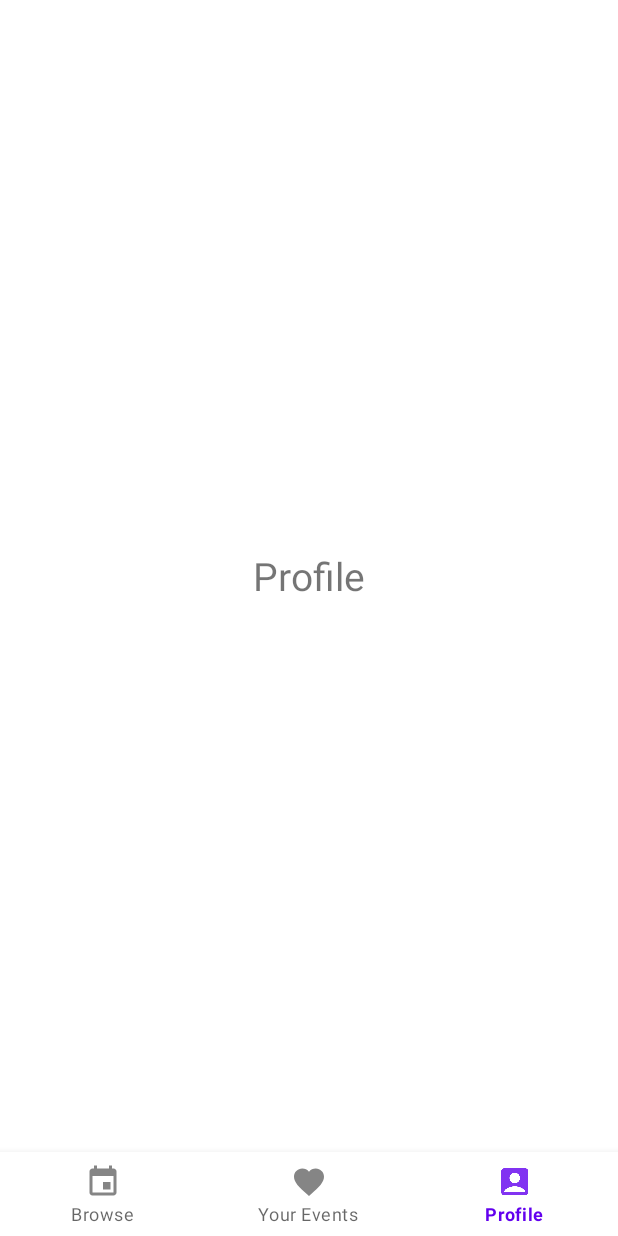
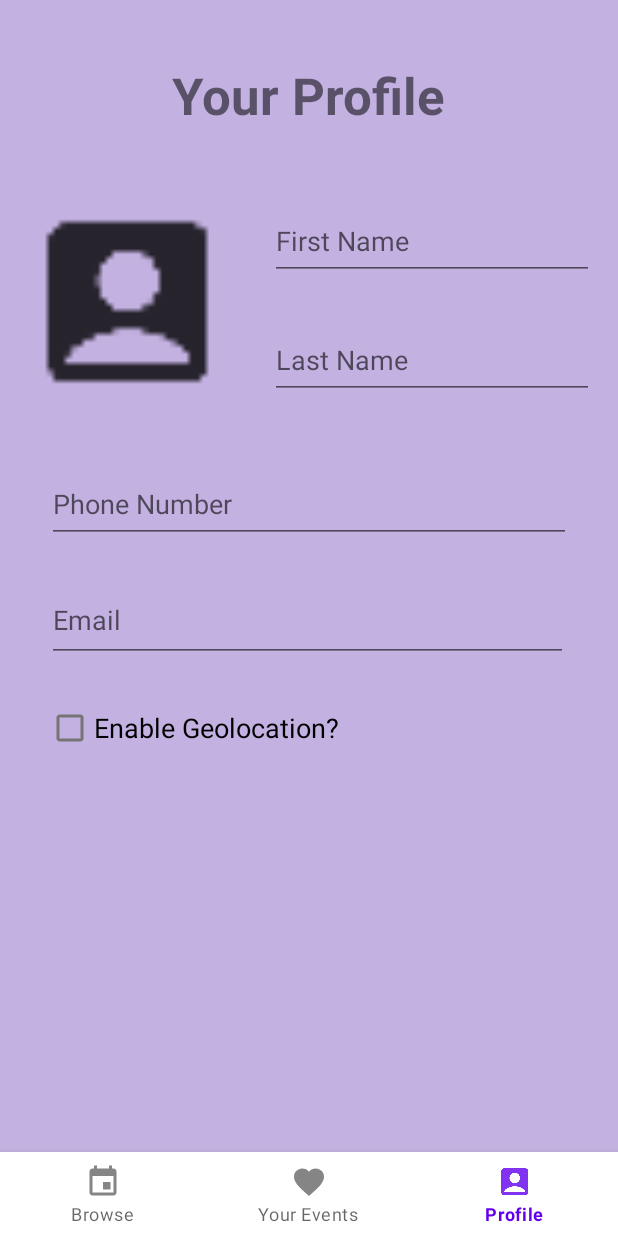
Before and after one commit to CMPUT301W24T40/Circle, an Android app: the screen it shows after launch (MainActivity), item 3 of the bottom bar chosen, on a phone screen of 412 x 824 dp. Run offline under Robolectric (Android 15) with nearby library versions, the phone set to English and light mode, and no system bars.

Commit message:
added to profile fragment

```diff
--- a/app/src/main/java/com/example/circleapp/Attendee.java
+++ b/app/src/main/java/com/example/circleapp/Attendee.java
@@ -7,6 +7,7 @@ public class Attendee {
     private String email;
     // private profilePic
     private Array events;
+    private boolean isGeoEnabled;
 
     public Attendee(String name, String email) {
         this.name = name;
@@ -36,4 +37,12 @@ public class Attendee {
     public void setEvents(Array events) {
         this.events = events;
     }
+
+    public boolean isGeoEnabled() {
+        return isGeoEnabled;
+    }
+
+    public void setGeoEnabled(boolean geoEnabled) {
+        isGeoEnabled = geoEnabled;
+    }
 }
--- a/app/src/main/res/layout/fragment_profile.xml
+++ b/app/src/main/res/layout/fragment_profile.xml
@@ -1,17 +1,103 @@
 <?xml version="1.0" encoding="utf-8"?>
-<FrameLayout xmlns:android="http://schemas.android.com/apk/res/android"
+<androidx.constraintlayout.widget.ConstraintLayout xmlns:android="http://schemas.android.com/apk/res/android"
+    xmlns:app="http://schemas.android.com/apk/res-auto"
     xmlns:tools="http://schemas.android.com/tools"
     android:layout_width="match_parent"
     android:layout_height="match_parent"
+    android:background="@color/pastel_purple"
+    android:padding="@dimen/activity_horizontal_margin"
     tools:context=".ProfileFragment">
 
+    <EditText
+        android:id="@+id/firstName"
+        android:layout_width="216dp"
+        android:layout_height="51dp"
+        android:layout_marginTop="29dp"
+        android:layout_marginBottom="28dp"
+        android:ems="10"
+        android:hint="@string/first_name"
+        android:inputType="text"
+        app:layout_constraintBottom_toTopOf="@+id/lastName"
+        app:layout_constraintEnd_toEndOf="parent"
+        app:layout_constraintTop_toBottomOf="@+id/profileText"
+        app:layout_constraintVertical_bias="1.0" />
+
+    <EditText
+        android:id="@+id/lastName"
+        android:layout_width="216dp"
+        android:layout_height="51dp"
+        android:layout_marginBottom="44dp"
+        android:ems="10"
+        android:hint="@string/last_name"
+        android:inputType="text"
+        app:layout_constraintBottom_toTopOf="@+id/phoneNumber"
+        app:layout_constraintEnd_toEndOf="parent" />
+
+    <EditText
+        android:id="@+id/phoneNumber"
+        android:layout_width="349dp"
+        android:layout_height="52dp"
+        android:layout_marginTop="31dp"
+        android:ems="10"
+        android:hint="@string/phone_number"
+        android:inputType="phone"
+        app:layout_constraintEnd_toEndOf="parent"
+        app:layout_constraintStart_toStartOf="parent"
+        app:layout_constraintTop_toBottomOf="@+id/imageView2" />
+
+    <EditText
+        android:id="@+id/email"
+        android:layout_width="347dp"
+        android:layout_height="55dp"
+        android:layout_marginTop="24dp"
+        android:ems="10"
+        android:hint="@string/email"
+        android:inputType="textEmailAddress"
+        app:layout_constraintEnd_toEndOf="parent"
+        app:layout_constraintHorizontal_bias="0.468"
+        app:layout_constraintStart_toStartOf="parent"
+        app:layout_constraintTop_toBottomOf="@+id/phoneNumber" />
+
     <TextView
+        android:id="@+id/profileText"
         android:layout_width="wrap_content"
         android:layout_height="wrap_content"
-        android:text="Profile"
-        android:textSize="26dp"
-        android:layout_gravity="center">
+        android:text="@string/your_profile"
+        android:textAlignment="center"
+        android:textSize="34sp"
+        android:textStyle="bold"
+        app:layout_constraintBottom_toBottomOf="parent"
+        app:layout_constraintEnd_toEndOf="parent"
+        app:layout_constraintHorizontal_bias="0.497"
+        app:layout_constraintStart_toStartOf="parent"
+        app:layout_constraintTop_toTopOf="parent"
+        app:layout_constraintVertical_bias="0.036" />
 
-    </TextView>
+    <ImageView
+        android:id="@+id/imageView2"
+        android:layout_width="141dp"
+        android:layout_height="151dp"
+        android:layout_marginTop="16dp"
+        android:layout_marginBottom="448dp"
+        android:src="@drawable/ic_profile_icon"
+        app:layout_constraintBottom_toBottomOf="parent"
+        app:layout_constraintEnd_toEndOf="parent"
+        app:layout_constraintHorizontal_bias="0.0"
+        app:layout_constraintStart_toStartOf="parent"
+        app:layout_constraintTop_toBottomOf="@+id/profileText" />
 
-</FrameLayout>
+    <CheckBox
+        android:id="@+id/isGeolocation"
+        android:layout_width="wrap_content"
+        android:layout_height="wrap_content"
+        android:layout_marginTop="16dp"
+        android:text="@string/enable_geolocation"
+        android:textSize="18sp"
+        app:layout_constraintBottom_toBottomOf="parent"
+        app:layout_constraintEnd_toEndOf="parent"
+        app:layout_constraintHorizontal_bias="0.081"
+        app:layout_constraintStart_toStartOf="parent"
+        app:layout_constraintTop_toBottomOf="@+id/email"
+        app:layout_constraintVertical_bias="0.017" />
+
+</androidx.constraintlayout.widget.ConstraintLayout>
--- a/app/src/main/res/values/colors.xml
+++ b/app/src/main/res/values/colors.xml
@@ -1,6 +1,7 @@
 <?xml version="1.0" encoding="utf-8"?>
 <resources>
     <color name="purple_200">#FFBB86FC</color>
+    <color name="pastel_purple">#C3B1E1</color>
     <color name="purple_500">#FF6200EE</color>
     <color name="purple_700">#FF3700B3</color>
     <color name="teal_200">#FF03DAC5</color>
--- a/app/src/main/res/values/strings.xml
+++ b/app/src/main/res/values/strings.xml
@@ -1,4 +1,10 @@
 <resources>
     <string name="app_name">CircleApp</string>
+    <string name="first_name">First Name</string>
+    <string name="your_profile">Your Profile</string>
+    <string name="enable_geolocation">Enable Geolocation?</string>
+    <string name="email">Email</string>
+    <string name="phone_number">Phone Number</string>
+    <string name="last_name">Last Name</string>
 
 </resources>
```
